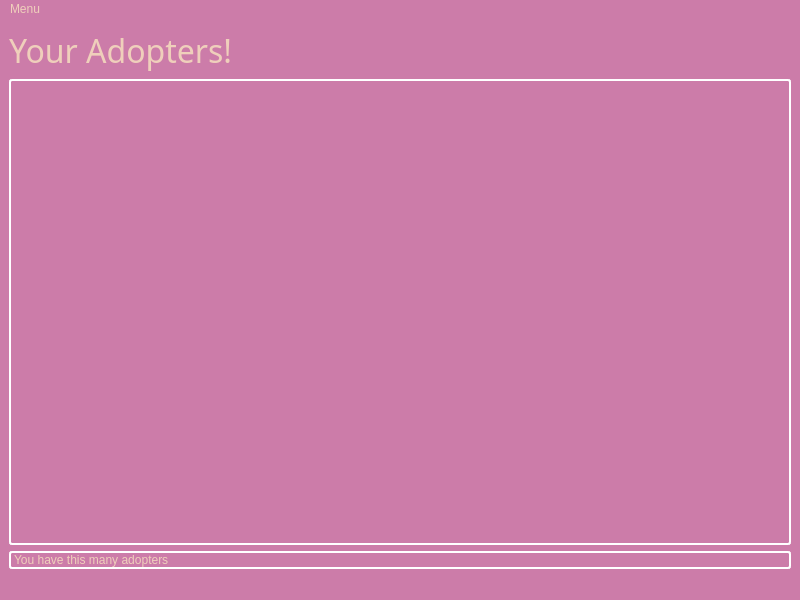
Before: the Qt Designer form breadnbutter/gui/shelteradopters.ui in jacksodl23/cs-205-pet-adoption, drawn with Qt 5.
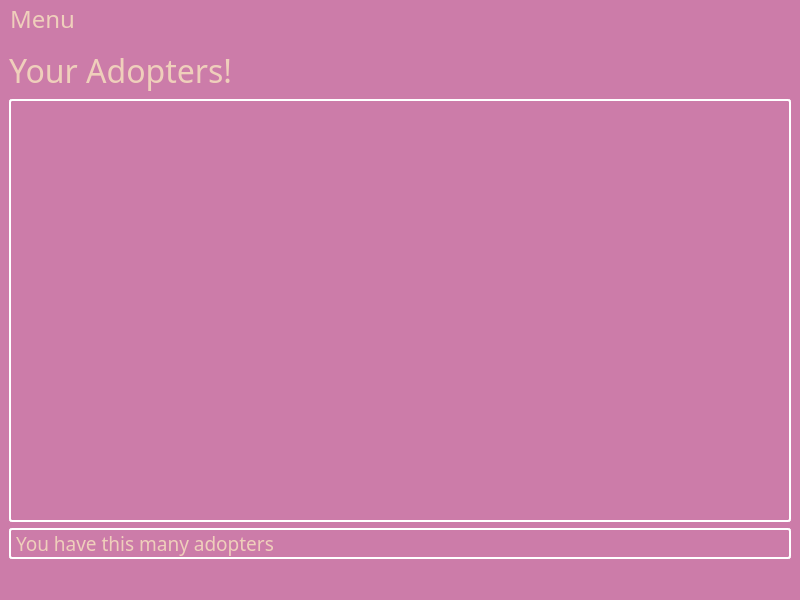
After: the same form once the commit is applied.

Commit message: updated colors and fonts

What changed in the file:
```diff
--- a/breadnbutter/gui/shelteradopters.ui
+++ b/breadnbutter/gui/shelteradopters.ui
@@ -50,6 +50,12 @@
     </item>
     <item>
      <widget class="QLabel" name="label_2">
+      <property name="font">
+       <font>
+        <family>Dyuthi</family>
+        <pointsize>14</pointsize>
+       </font>
+      </property>
       <property name="styleSheet">
        <string notr="true">border: 2px solid  white;
      border-radius: 3px;</string>
@@ -67,10 +73,26 @@
      <x>0</x>
      <y>0</y>
      <width>800</width>
-     <height>21</height>
+     <height>38</height>
     </rect>
    </property>
+   <property name="font">
+    <font>
+     <family>Dyuthi</family>
+     <pointsize>18</pointsize>
+    </font>
+   </property>
    <widget class="QMenu" name="menuMeni">
+    <property name="font">
+     <font>
+      <family>Dyuthi</family>
+      <pointsize>14</pointsize>
+     </font>
+    </property>
+    <property name="styleSheet">
+     <string notr="true">color: rgb(0, 0, 0);
+background-color: rgb(239, 207, 187);</string>
+    </property>
     <property name="title">
      <string>Menu</string>
     </property>
@@ -81,7 +103,14 @@
    </widget>
    <addaction name="menuMeni"/>
   </widget>
-  <widget class="QStatusBar" name="statusbar"/>
+  <widget class="QStatusBar" name="statusbar">
+   <property name="font">
+    <font>
+     <family>Dyuthi</family>
+     <pointsize>14</pointsize>
+    </font>
+   </property>
+  </widget>
   <action name="actionProfile">
    <property name="text">
     <string>Profile</string>
```
Left out of the diff: 24 changed lines with no effect on the pictures. The commit also changes 5 other files.
